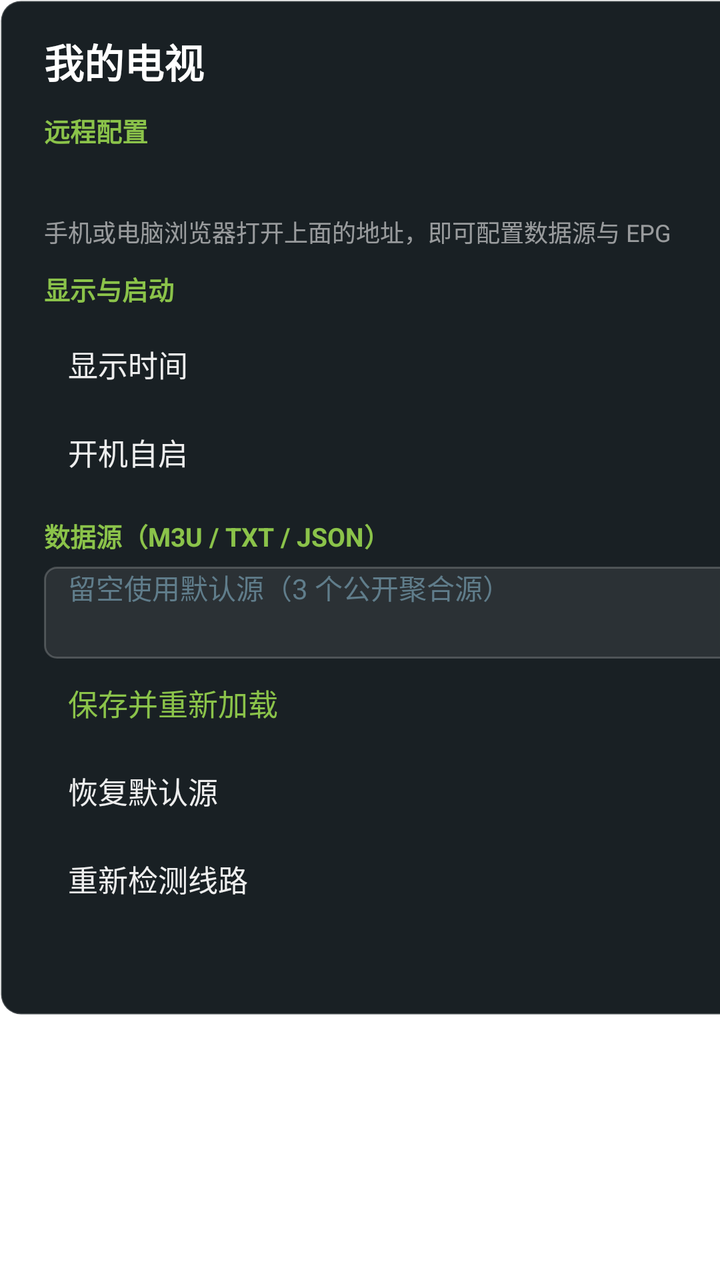
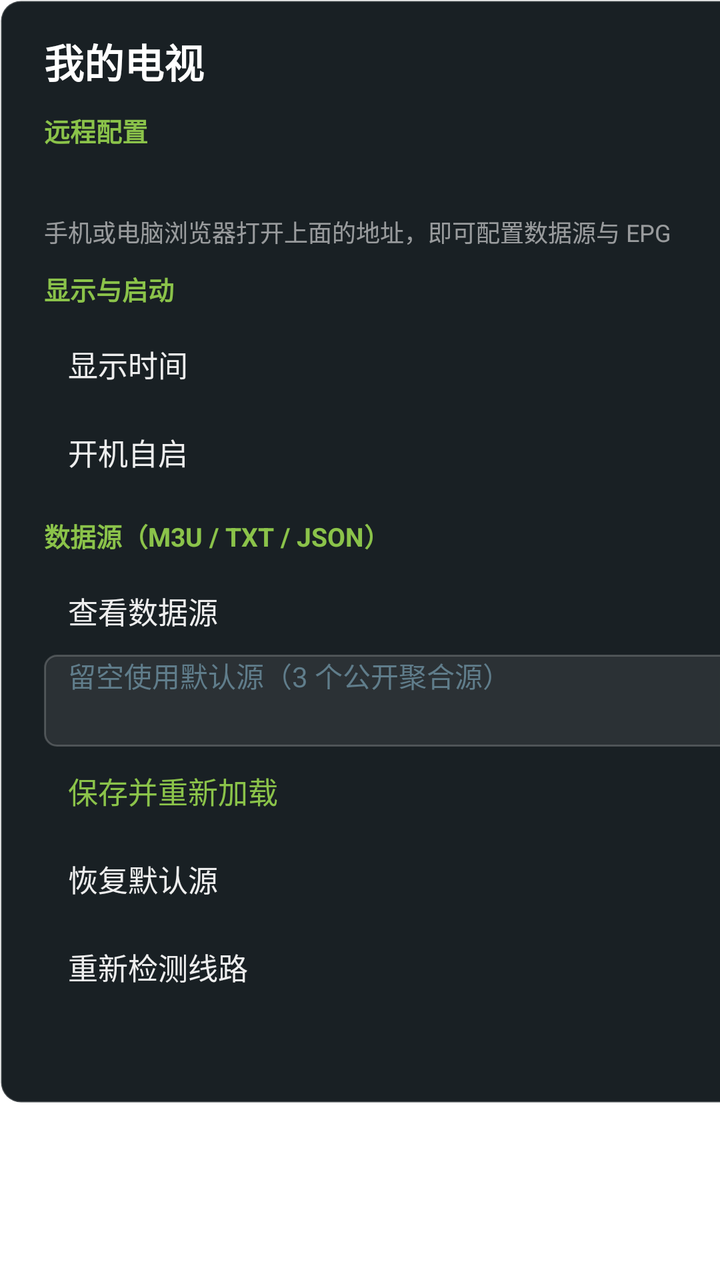

Two renders of the same Android screen: before a commit and after it. Below are the layout's source before the change and the commit's diff.
<!-- AndroidManifest.xml: application theme Theme.MyTV -->
<!-- res/layout/setting.xml -->
<?xml version="1.0" encoding="utf-8"?>
<FrameLayout xmlns:android="http://schemas.android.com/apk/res/android"
    android:id="@+id/dialog"
    android:layout_width="wrap_content"
    android:layout_height="wrap_content">

    <ScrollView
        android:layout_width="480dp"
        android:layout_height="wrap_content"
        android:background="@drawable/setting_panel_bg"
        android:maxHeight="462dp"
        android:paddingStart="22dp"
        android:paddingTop="16dp"
        android:paddingEnd="22dp"
        android:paddingBottom="16dp">

        <LinearLayout
            android:layout_width="match_parent"
            android:layout_height="wrap_content"
            android:orientation="vertical">

            <LinearLayout
                android:layout_width="match_parent"
                android:layout_height="wrap_content"
                android:gravity="center_vertical"
                android:orientation="horizontal">

                <TextView
                    android:layout_width="0dp"
                    android:layout_height="wrap_content"
                    android:layout_weight="1"
                    android:text="@string/app_name"
                    android:textColor="#FFFFFFFF"
                    android:textSize="20sp"
                    android:textStyle="bold" />

                <TextView
                    android:layout_width="wrap_content"
                    android:layout_height="wrap_content"
                    android:text="设置"
                    android:textColor="#8BC34A"
                    android:textSize="14sp"
                    android:textStyle="bold" />
            </LinearLayout>

            <TextView
                style="@style/SettingSection"
                android:text="远程配置" />

            <TextView
                android:id="@+id/remote_config"
                android:layout_width="match_parent"
                android:layout_height="wrap_content"
                android:ellipsize="end"
                android:singleLine="true"
                android:textColor="#8AB4F8"
                android:textSize="15sp" />

            <TextView
                android:layout_width="wrap_content"
                android:layout_height="wrap_content"
                android:layout_marginTop="6dp"
                android:text="手机或电脑浏览器打开上面的地址，即可配置数据源与 EPG"
                android:textColor="#99EEEEEE"
                android:textSize="12sp" />

            <TextView
                style="@style/SettingSection"
                android:text="显示与启动" />

            <LinearLayout
                android:id="@+id/row_time"
                style="@style/SettingRow">

                <TextView
                    style="@style/SettingLabel"
                    android:text="显示时间" />

                <TextView
                    android:id="@+id/value_time"
                    style="@style/SettingValue" />
            </LinearLayout>

            <LinearLayout
                android:id="@+id/row_boot"
                style="@style/SettingRow">

                <TextView
                    style="@style/SettingLabel"
                    android:text="@string/title_boot_startup" />

                <TextView
                    android:id="@+id/value_boot"
                    style="@style/SettingValue" />
            </LinearLayout>

            <TextView
                style="@style/SettingSection"
                android:text="数据源（M3U / TXT / JSON）" />

            <EditText
                android:id="@+id/iptv_source"
                android:layout_width="match_parent"
                android:layout_height="46dp"
                android:background="@drawable/setting_input_bg"
                android:hint="留空使用默认源（3 个公开聚合源）"
                android:nextFocusDown="@+id/row_save"
                android:nextFocusUp="@+id/row_boot"
                android:paddingStart="12dp"
                android:paddingEnd="12dp"
                android:singleLine="true"
                android:textColor="#FFEEEEEE"
                android:textColorHint="#607D8B"
                android:textSize="14sp" />

            <LinearLayout
                android:id="@+id/row_save"
                style="@style/SettingRow">

                <TextView
                    style="@style/SettingLabel"
                    android:text="保存并重新加载"
                    android:textColor="#8BC34A" />
            </LinearLayout>

            <LinearLayout
                android:id="@+id/row_default"
                style="@style/SettingRow">

                <TextView
                    style="@style/SettingLabel"
                    android:text="恢复默认源" />
            </LinearLayout>

            <LinearLayout
                android:id="@+id/row_recheck"
                style="@style/SettingRow">

                <TextView
                    style="@style/SettingLabel"
                    android:text="重新检测线路" />
            </LinearLayout>

            <TextView
                android:id="@+id/version_name"
                android:layout_width="wrap_content"
                android:layout_height="wrap_content"
                android:layout_marginTop="14dp"
                android:textColor="#90A4AE"
                android:textSize="12sp" />
        </LinearLayout>
    </ScrollView>
</FrameLayout>
<!-- resources referenced by this layout -->
<resources>
  <!-- drawable setting_input_bg (drawable) -->
  <?xml version="1.0" encoding="utf-8"?>
  <selector xmlns:android="http://schemas.android.com/apk/res/android">
      <item android:state_focused="true">
          <shape android:shape="rectangle">
              <solid android:color="#1FFFFFFF" />
              <stroke
                  android:width="1dp"
                  android:color="#8BC34A" />
              <corners android:radius="6dp" />
          </shape>
      </item>
      <item>
          <shape android:shape="rectangle">
              <solid android:color="#14FFFFFF" />
              <stroke
                  android:width="1dp"
                  android:color="#33FFFFFF" />
              <corners android:radius="6dp" />
          </shape>
      </item>
  </selector>
  <!-- drawable setting_panel_bg (drawable) -->
  <?xml version="1.0" encoding="utf-8"?>
  <shape xmlns:android="http://schemas.android.com/apk/res/android"
      android:shape="rectangle">
      <solid android:color="#F510171C" />
      <stroke
          android:width="1dp"
          android:color="#33FFFFFF" />
      <corners android:radius="10dp" />
  </shape>
  <string name="app_name">我的电视</string>
  <string name="title_boot_startup">开机自启</string>
  <style name="SettingLabel">
          <item name="android:layout_width">0dp</item>
          <item name="android:layout_height">wrap_content</item>
          <item name="android:layout_weight">1</item>
          <item name="android:ellipsize">end</item>
          <item name="android:singleLine">true</item>
          <item name="android:textColor">#FFEEEEEE</item>
          <item name="android:textSize">15sp</item>
      </style>
  <style name="SettingRow">
          <item name="android:layout_width">match_parent</item>
          <item name="android:layout_height">44dp</item>
          <item name="android:background">@drawable/list_item_bg</item>
          <item name="android:focusable">true</item>
          <item name="android:focusableInTouchMode">true</item>
          <item name="android:gravity">center_vertical</item>
          <item name="android:orientation">horizontal</item>
          <item name="android:paddingStart">12dp</item>
          <item name="android:paddingEnd">12dp</item>
      </style>
  <style name="SettingSection">
          <item name="android:layout_width">wrap_content</item>
          <item name="android:layout_height">wrap_content</item>
          <item name="android:layout_marginTop">10dp</item>
          <item name="android:layout_marginBottom">6dp</item>
          <item name="android:textColor">#8BC34A</item>
          <item name="android:textSize">13sp</item>
          <item name="android:textStyle">bold</item>
      </style>
  <style name="SettingValue">
          <item name="android:layout_width">wrap_content</item>
          <item name="android:layout_height">wrap_content</item>
          <item name="android:textColor">#8BC34A</item>
          <item name="android:textSize">14sp</item>
      </style>
  <!-- drawable list_item_bg (drawable) -->
  <?xml version="1.0" encoding="utf-8"?>
  <selector xmlns:android="http://schemas.android.com/apk/res/android">
      <item android:state_focused="true">
          <shape android:shape="rectangle">
              <solid android:color="#FF37474F" />
          </shape>
      </item>
      <item android:state_pressed="true">
          <shape android:shape="rectangle">
              <solid android:color="#FF37474F" />
          </shape>
      </item>
      <item>
          <shape android:shape="rectangle">
              <solid android:color="#00000000" />
          </shape>
      </item>
  </selector>
</resources>

<!-- the commit's change to res/layout/setting.xml (unified diff, before → after) -->
@@ -98,6 +98,20 @@
                 style="@style/SettingSection"
                 android:text="数据源（M3U / TXT / JSON）" />
 
+            <LinearLayout
+                android:id="@+id/row_sources"
+                style="@style/SettingRow"
+                android:nextFocusDown="@+id/iptv_source">
+
+                <TextView
+                    style="@style/SettingLabel"
+                    android:text="查看数据源" />
+
+                <TextView
+                    android:id="@+id/value_sources"
+                    style="@style/SettingValue" />
+            </LinearLayout>
+
             <EditText
                 android:id="@+id/iptv_source"
                 android:layout_width="match_parent"
@@ -105,7 +119,7 @@
                 android:background="@drawable/setting_input_bg"
                 android:hint="留空使用默认源（3 个公开聚合源）"
                 android:nextFocusDown="@+id/row_save"
-                android:nextFocusUp="@+id/row_boot"
+                android:nextFocusUp="@+id/row_sources"
                 android:paddingStart="12dp"
                 android:paddingEnd="12dp"
                 android:singleLine="true"
